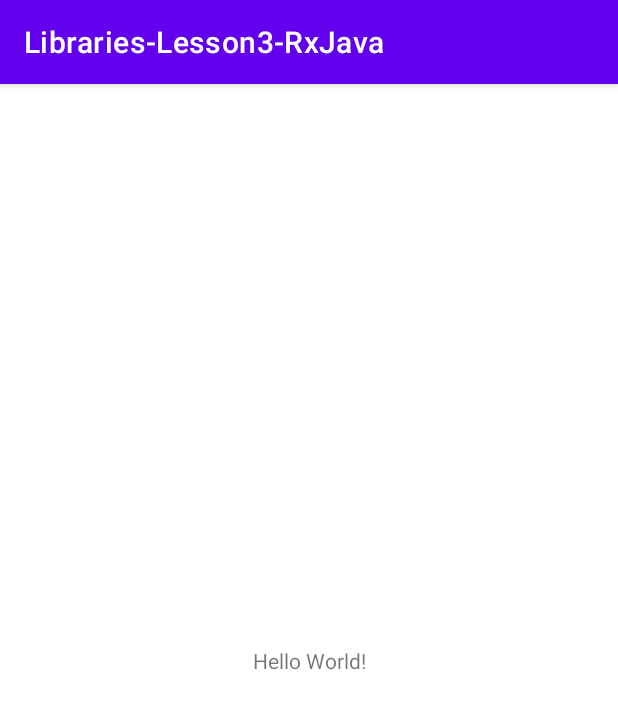
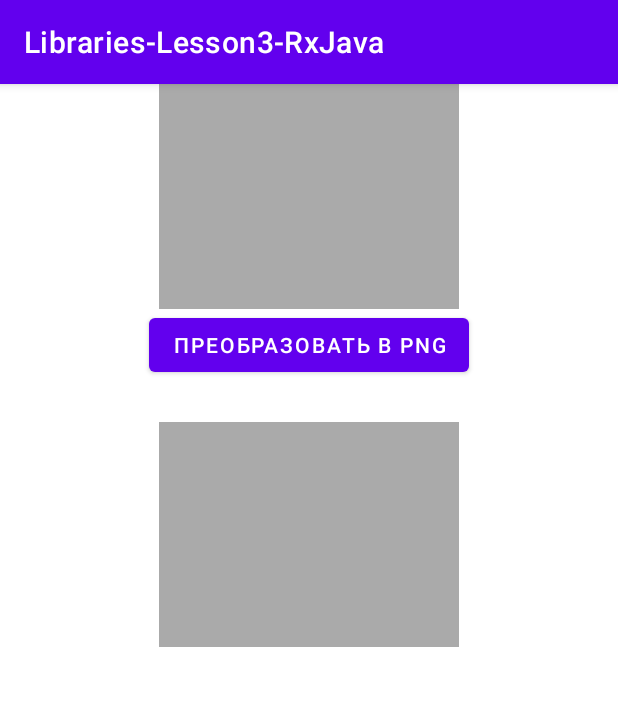
Before and after one commit to MathematicsMAN/Libraries-Lesson3-RxJava, an Android app: the screen it shows after launch (MainActivity), on a phone screen of 412 x 824 dp. Shown: the top 709 px of the screen. Run offline under Robolectric (Android 15) with nearby library versions, the phone set to English and light mode, and no system bars; our stand-ins replace RxJava.

Commit message:
HomeWork Lesson4 Convert JPG to PNG

```diff
--- a/app/src/main/AndroidManifest.xml
+++ b/app/src/main/AndroidManifest.xml
@@ -1,6 +1,9 @@
 <?xml version="1.0" encoding="utf-8"?>
 <manifest xmlns:android="http://schemas.android.com/apk/res/android"
     package="ru.android.libraries_lesson3_rxjava">
+
+    <uses-permission android:name="android.permission.READ_EXTERNAL_STORAGE" />
+    <uses-permission android:name="android.permission.WRITE_EXTERNAL_STORAGE" />
 
     <application
         android:allowBackup="true"
--- /dev/null
+++ b/app/src/main/java/ru/android/libraries_lesson3_rxjava/ConvertModel.kt
@@ -0,0 +1,6 @@
+package ru.android.libraries_lesson3_rxjava
+
+class ConvertModel {
+    var pathImageConverted: String? = null
+
+}
--- /dev/null
+++ b/app/src/main/java/ru/android/libraries_lesson3_rxjava/MainView.kt
@@ -0,0 +1,8 @@
+package ru.android.libraries_lesson3_rxjava
+
+import android.graphics.Bitmap
+
+interface MainView {
+
+    fun setPNGImage(bitmapPNG: Bitmap, pathPNG: String)
+}
--- a/app/src/main/res/layout/activity_main.xml
+++ b/app/src/main/res/layout/activity_main.xml
@@ -1,18 +1,58 @@
 <?xml version="1.0" encoding="utf-8"?>
 <androidx.constraintlayout.widget.ConstraintLayout xmlns:android="http://schemas.android.com/apk/res/android"
+    android:layout_height="match_parent"
+    android:layout_width="match_parent"
     xmlns:app="http://schemas.android.com/apk/res-auto"
-    xmlns:tools="http://schemas.android.com/tools"
-    android:layout_width="match_parent"
-    android:layout_height="match_parent"
-    tools:context=".MainActivity">
+    xmlns:tools="http://schemas.android.com/tools">
+
+    <ImageView
+        android:id="@+id/image_jpg"
+        android:layout_width="@dimen/image_width"
+        android:layout_height="@dimen/image_height"
+        app:layout_constraintStart_toStartOf="parent"
+        app:layout_constraintEnd_toEndOf="parent"
+        app:layout_constraintTop_toTopOf="parent"
+        android:background="@android:color/darker_gray" />
+
+    <Button
+        android:id="@+id/button_convert"
+        android:layout_width="wrap_content"
+        android:layout_height="wrap_content"
+        app:layout_constraintStart_toStartOf="parent"
+        app:layout_constraintEnd_toEndOf="parent"
+        app:layout_constraintTop_toBottomOf="@id/image_jpg"
+        android:text="@string/button_convert_to_png" />
 
     <TextView
-        android:layout_width="wrap_content"
+        android:id="@+id/text_uri_jpg_image"
+        android:layout_width="match_parent"
         android:layout_height="wrap_content"
-        android:text="Hello World!"
-        app:layout_constraintBottom_toBottomOf="parent"
-        app:layout_constraintLeft_toLeftOf="parent"
-        app:layout_constraintRight_toRightOf="parent"
-        app:layout_constraintTop_toTopOf="parent" />
+        android:gravity="center_horizontal"
+        android:layout_margin="@dimen/margin"
+        app:layout_constraintEnd_toEndOf="parent"
+        app:layout_constraintStart_toStartOf="parent"
+        app:layout_constraintTop_toBottomOf="@+id/button_convert"
+        tools:text="URI of image JPG" />
+
+    <ImageView
+        android:id="@+id/image_png"
+        android:layout_width="@dimen/image_width"
+        android:layout_height="@dimen/image_height"
+        app:layout_constraintStart_toStartOf="parent"
+        app:layout_constraintEnd_toEndOf="parent"
+        app:layout_constraintTop_toBottomOf="@id/text_uri_jpg_image"
+        android:background="@android:color/darker_gray" />
+
+    <TextView
+        android:id="@+id/text_uri_png_image"
+        android:layout_width="match_parent"
+        android:layout_height="wrap_content"
+        android:gravity="center_horizontal"
+        android:layout_margin="@dimen/margin"
+        app:layout_constraintStart_toStartOf="parent"
+        app:layout_constraintEnd_toEndOf="parent"
+        app:layout_constraintTop_toBottomOf="@id/image_png"
+        tools:text="URI of image png" />
+
 
 </androidx.constraintlayout.widget.ConstraintLayout>
--- /dev/null
+++ b/app/src/main/res/values/dimens.xml
@@ -0,0 +1,6 @@
+<?xml version="1.0" encoding="utf-8"?>
+<resources>
+    <dimen name="margin">8dp</dimen>
+    <dimen name="image_width">200dp</dimen>
+    <dimen name="image_height">150dp</dimen>
+</resources>
--- a/app/src/main/res/values/strings.xml
+++ b/app/src/main/res/values/strings.xml
@@ -1,3 +1,4 @@
 <resources>
     <string name="app_name">Libraries-Lesson3-RxJava</string>
+    <string name="button_convert_to_png">Преобразовать в PNG</string>
 </resources>
```
Also changed, not shown: app/build.gradle (+9 -0 lines), app/src/main/java/ru/android/libraries_lesson3_rxjava/MainActivity.kt (+113 -3 lines), app/src/main/java/ru/android/libraries_lesson3_rxjava/MainPresenter.kt (added, +61 -0 lines).
